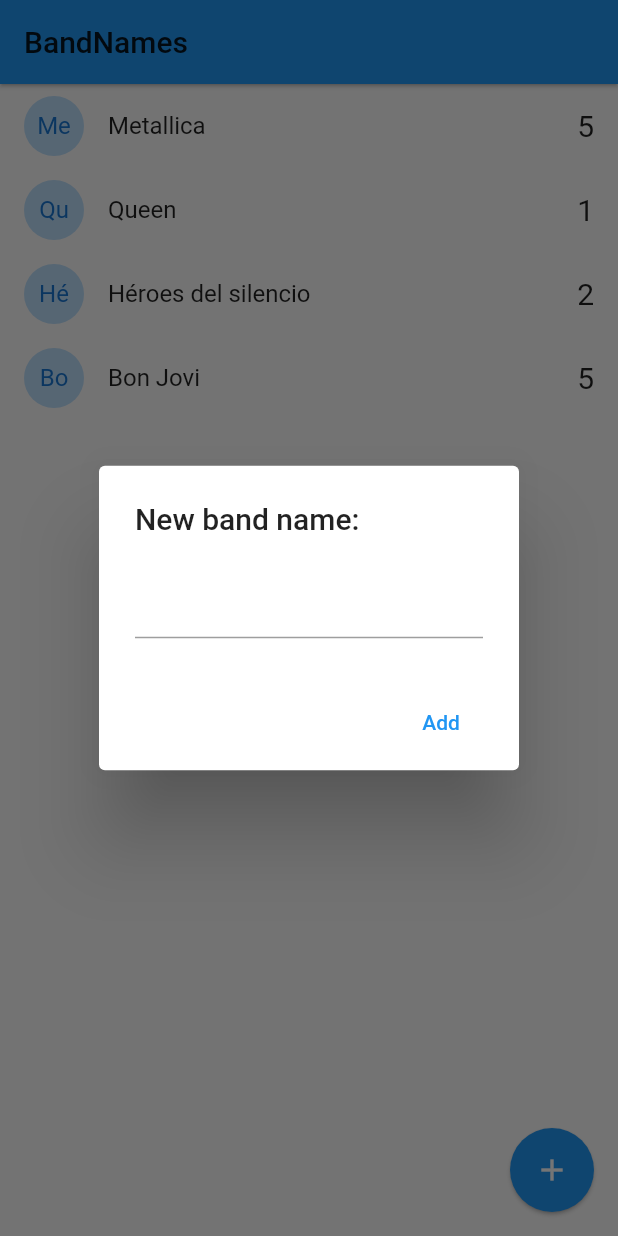
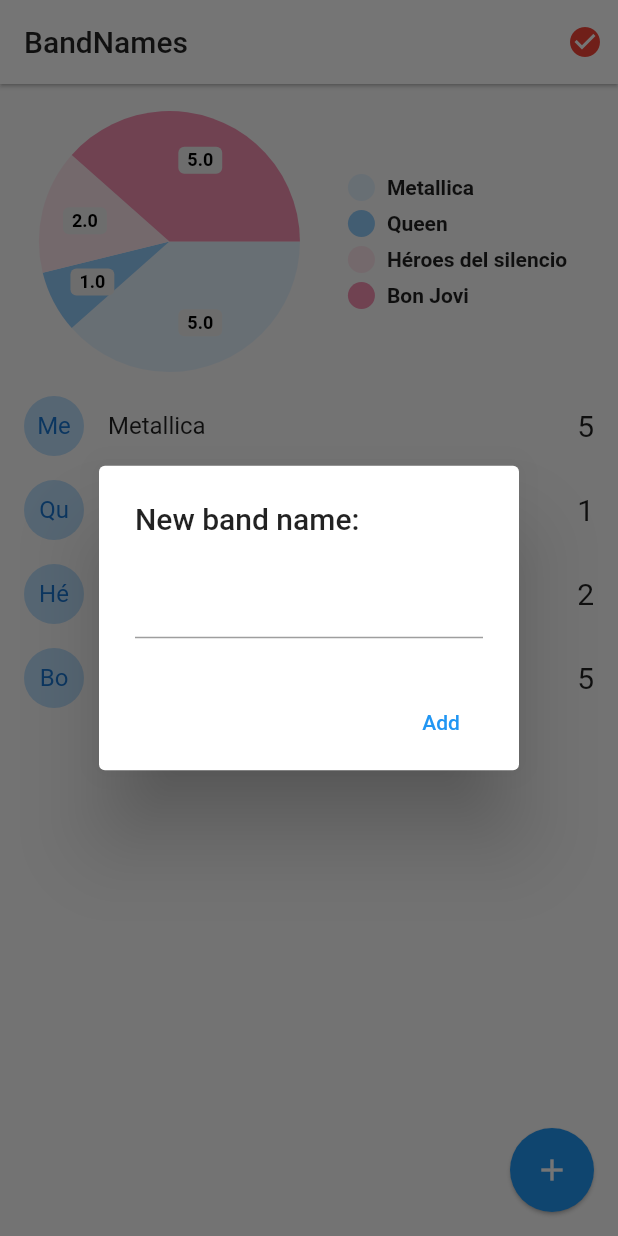
Before and after one commit to carloszrcom/flutter-bandnames-socket, a Flutter app: the screen it shows after launch, after a tap on the "add" icon, on a phone screen of 412 x 824 dp. Run offline on Flutter 3.47's test engine with Material 2 defaults, Android fonts, the phone set to English and light mode, and no system bars; drawn by our look-alikes of pie_chart; our stand-ins replace socket_io_client; network calls fail.

Commit message:
App terminada

```diff
--- a/lib/main.dart
+++ b/lib/main.dart
@@ -1,4 +1,7 @@
 import 'package:flutter/material.dart';
+import 'package:provider/provider.dart';
+import 'package:band_names/services/socket_service.dart';
+import 'package:band_names/pages/status.dart';
 import 'package:band_names/pages/home.dart';
 
 
@@ -7,13 +10,19 @@ void main() => runApp(MyApp());
 class MyApp extends StatelessWidget {
   @override
   Widget build(BuildContext context) {
-    return MaterialApp(
-      debugShowCheckedModeBanner: false,
-      title: 'Material App',
-      initialRoute: 'home',
-      routes: {
-        'home': (_) => HomePage()
-      },
+    return MultiProvider(
+      providers: [
+        ChangeNotifierProvider(create: (_) => SocketService(),)
+      ],
+      child: MaterialApp(
+        debugShowCheckedModeBanner: false,
+        title: 'Material App',
+        initialRoute: 'home',
+        routes: {
+          'home': (_) => HomePage(),
+          'status': (_) => StatusPage()
+        },
+      ),
     );
   }
 }
--- a/lib/models/band.dart
+++ b/lib/models/band.dart
@@ -13,9 +13,9 @@ class Band {
   // Un factory constructor no es más que un constructor que recibe un cierto número de argumentos y
   // y devuelve una nueva instancia de esta clase.
   factory Band.fromMap(Map<String, dynamic> obj) => Band(
-    id: obj['id'],
-    name: obj['name'],
-    votes: obj['votes']
+    id: obj.containsKey('id')? obj['id']: obj['no_id'],
+    name: obj.containsKey('name')? obj['name']: obj['no_name'],
+    votes: obj.containsKey('votes')? obj['votes']: obj['no_votes'],
   );
 
 }
--- a/lib/pages/home.dart
+++ b/lib/pages/home.dart
@@ -1,6 +1,9 @@
 import 'dart:io';
 import 'package:flutter/cupertino.dart';
 import 'package:flutter/material.dart';
+import 'package:provider/provider.dart';
+import 'package:pie_chart/pie_chart.dart';
+import 'package:band_names/services/socket_service.dart';
 import 'package:band_names/models/band.dart';
 
 
@@ -19,15 +22,59 @@ class _HomePageState extends State<HomePage> {
   ];
 
   @override
+  void initState() {
+
+    final socketService = Provider.of<SocketService>(context, listen: false);
+
+    socketService.socket.on('active-bands', _handleActiveBands);
+    super.initState();
+  }
+
+  _handleActiveBands(dynamic payload) {
+    // Hay que mapear el payload
+    this.bands = (payload as List)
+      .map((band) => Band.fromMap(band))
+      .toList();
+
+    setState(() {});
+  }
+
+  @override
+  void dispose() {
+    final socketService = Provider.of<SocketService>(context, listen: false);
+    socketService.socket.off('active-bands');
+    super.dispose();
+  }
+
+  @override
   Widget build(BuildContext context) {
+
+    final socketService = Provider.of<SocketService>(context);
+
     return Scaffold(
       appBar: AppBar(
+        title: Text('BandNames', style: TextStyle(color: Colors.black87),),
+        backgroundColor: Colors.white,
         elevation: 1,
-        title: Text('BandNames', style: TextStyle(color: Colors.black87),),
+        actions: [
+          Container(
+            margin: EdgeInsets.only(right: 10),
+            child: (socketService.serverStatus == ServerStatus.Online)
+              ? Icon(Icons.check_circle, color: Colors.blue[300],)
+              : Icon(Icons.check_circle, color: Colors.red,),
+          )
+        ],
       ),
-      body: ListView.builder(
+      body: Column(
+        children: [
+          _showGraph(),
+          Expanded(
+              child: ListView.builder(
               itemCount: bands.length,
               itemBuilder: (context, i) => _bandTile(bands[i])
+            ),
+          )
+        ],
       ),
       floatingActionButton: FloatingActionButton(
         child: Icon(Icons.add),
@@ -38,14 +85,13 @@ class _HomePageState extends State<HomePage> {
   }
 
   Widget _bandTile(Band band) {
+
+    final socketService = Provider.of<SocketService>(context, listen: false);
+
     return Dismissible(
           key: Key(band.id),
           direction: DismissDirection.startToEnd,
-          onDismissed: (direction) {
-            print('direction: $direction');
-            print('id: ${band.id}');
-            // TODO: llamar el borrado en el server.
-          },
+          onDismissed: (_) => socketService.emit('delete-band', {'id': band.id}),
           background: Container(
             padding: EdgeInsets.only(left: 10.0),
             color: Colors.red,
@@ -61,7 +107,7 @@ class _HomePageState extends State<HomePage> {
             ),
             title: Text(band.name),
             trailing: Text('${band.votes}', style: TextStyle(fontSize: 20),),
-          onTap: () => print(band.name),
+            onTap: () => socketService.socket.emit('vote-band', {'id': band.id}),
           ),
         );
   }
@@ -74,8 +120,7 @@ class _HomePageState extends State<HomePage> {
       // Android
       return showDialog(
         context: context,
-        builder: (context) {
-          return AlertDialog(
+        builder: (_) => AlertDialog(
           title: Text('New band name:'),
           content: TextField(
             controller: textController,
@@ -85,11 +130,10 @@ class _HomePageState extends State<HomePage> {
               child: Text('Add'),
               elevation: 5,
               textColor:Colors.blue,
-                onPressed: () => addBandToList(textController.text),
+              onPressed: () => addBandToList(textController.text)
             )
           ],
-          );
-        },
+        )
       );
     }
 
@@ -120,14 +164,72 @@ class _HomePageState extends State<HomePage> {
 
   void addBandToList(String name) {
 
-    print(name);
-
     if (name.length > 1) {
       // Podemos agregar
-      this.bands.add(new Band(id: DateTime.now().toString(), name: name, votes: 0));
-      setState(() {});
+      // this.bands.add(new Band(id: DateTime.now().toString(), name: name, votes: 0));
+
+      // Emitir: add-band
+      // {name: name}
+      final socketService = Provider.of<SocketService>(context, listen: false);
+
+      socketService.emit('add-band', {'name': name});
     }
 
     Navigator.pop(context);
   }
+
+  Widget _showGraph() {
+
+    Map<String, double> dataMap = new Map();
+    // dataMap.putIfAbsent('Flutter', () => 5);
+    // dataMap.putIfAbsent('React', () => 3);
+    // dataMap.putIfAbsent('Xamarin', () => 2);
+    // dataMap.putIfAbsent('Ionic', () => 2);
+
+    bands.forEach((band) {
+      dataMap.putIfAbsent(band.name, () => band.votes.toDouble());
+    });
+
+    final List <Color>colorList = [
+      Colors.blue[50],
+      Colors.blue[200],
+      Colors.pink[50],
+      Colors.pink[200],
+      Colors.yellow[50],
+      Colors.yellow[200],
+    ];
+
+    return Container(
+      padding: EdgeInsets.only(top: 10),
+      width: double.infinity, // Que use todo el ancho posible
+      height: 200,
+      child: PieChart(
+        dataMap: dataMap,
+        animationDuration: Duration(milliseconds: 800),
+        chartLegendSpacing: 32,
+        chartRadius: MediaQuery.of(context).size.width / 2.2,
+        colorList: colorList,
+        // initialAngleInDegree: 0,
+        // chartType: ChartType.ring,
+        // ringStrokeWidth: 32,
+        // centerText: "HYBRID",
+        // legendOptions: LegendOptions(
+        //   showLegendsInRow: false,
+        //   legendPosition: LegendPosition.right,
+        //   showLegends: true,
+        //   legendShape: _BoxShape.circle,
+        //   legendTextStyle: TextStyle(
+        //     fontWeight: FontWeight.bold,
+        //   ),
+        // ),
+        // chartValuesOptions: ChartValuesOptions(
+        //   showChartValueBackground: true,
+        //   showChartValues: true,
+        //   showChartValuesInPercentage: false,
+        //   showChartValuesOutside: false,
+        //   decimalPlaces: 1,
+        // ),
+      )
+    );
   }
+}
--- /dev/null
+++ b/lib/services/socket_service.dart
@@ -0,0 +1,45 @@
+import 'package:flutter/material.dart';
+import 'package:socket_io_client/socket_io_client.dart' as IO;
+
+enum ServerStatus {
+  Online,
+  Offline,
+  Connecting
+}
+
+class SocketService with ChangeNotifier {
+
+  ServerStatus _serverStatus = ServerStatus.Connecting;
+  IO.Socket _socket;
+
+  ServerStatus get serverStatus => this._serverStatus;
+
+  IO.Socket get socket => this._socket;
+  Function get emit => this._socket.emit;
+
+  SocketService() {
+    this._initConfig();
+  }
+
+  void _initConfig() {
+
+    // Dart client
+    this._socket = IO.io('http://192.168.1.50:3000', {
+      'transports': ['websocket'],
+      'autoConnect': true
+    });
+
+    this._socket.on('connect', (_) {
+      print('connect');
+      this._serverStatus = ServerStatus.Online;
+      notifyListeners();
+    });
+
+    this._socket.on('disconnect', (_) {
+      print('disconnect');
+      this._serverStatus = ServerStatus.Offline;
+      notifyListeners();
+    });
+
+  }
+}
--- a/pubspec.yaml
+++ b/pubspec.yaml
@@ -28,6 +28,9 @@ dependencies:
   # The following adds the Cupertino Icons font to your application.
   # Use with the CupertinoIcons class for iOS style icons.
   cupertino_icons: ^1.0.2
+  socket_io_client: ^0.9.10
+  provider: ^4.3.1
+  pie_chart: ^3.1.1
 
 dev_dependencies:
   flutter_test:
```
Also changed, not shown: lib/pages/status.dart (added, +31 -0 lines), package-lock.json (added), pubspec.lock, 1 other file. Lines whose indentation alone changed are shown as unchanged.
